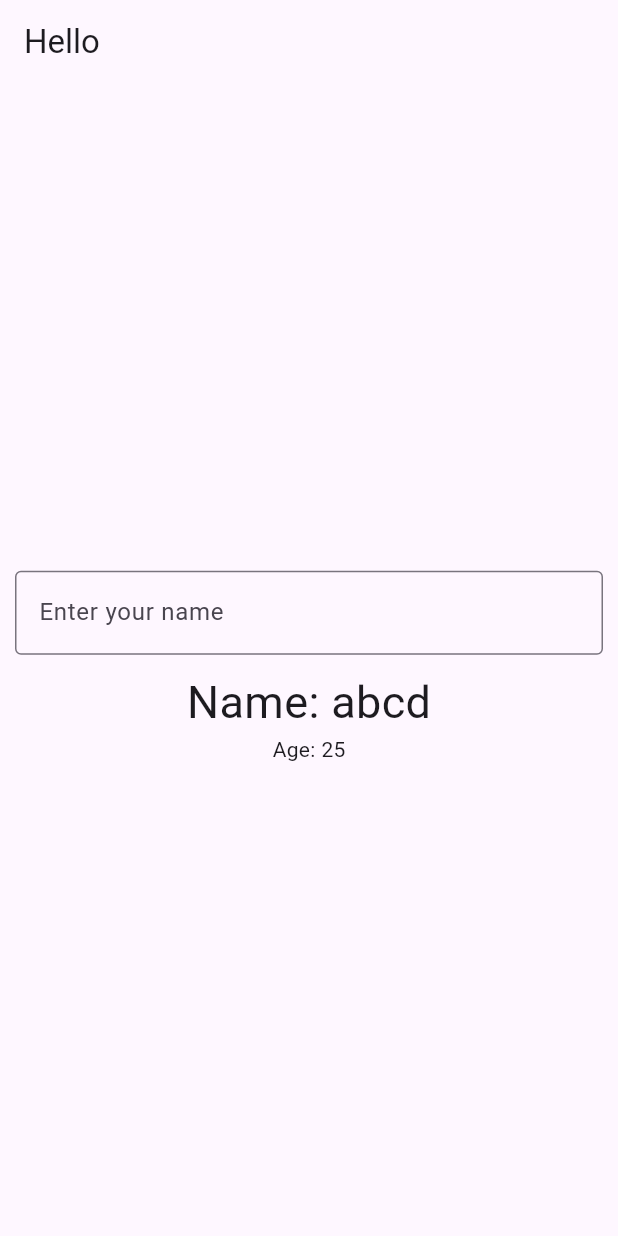
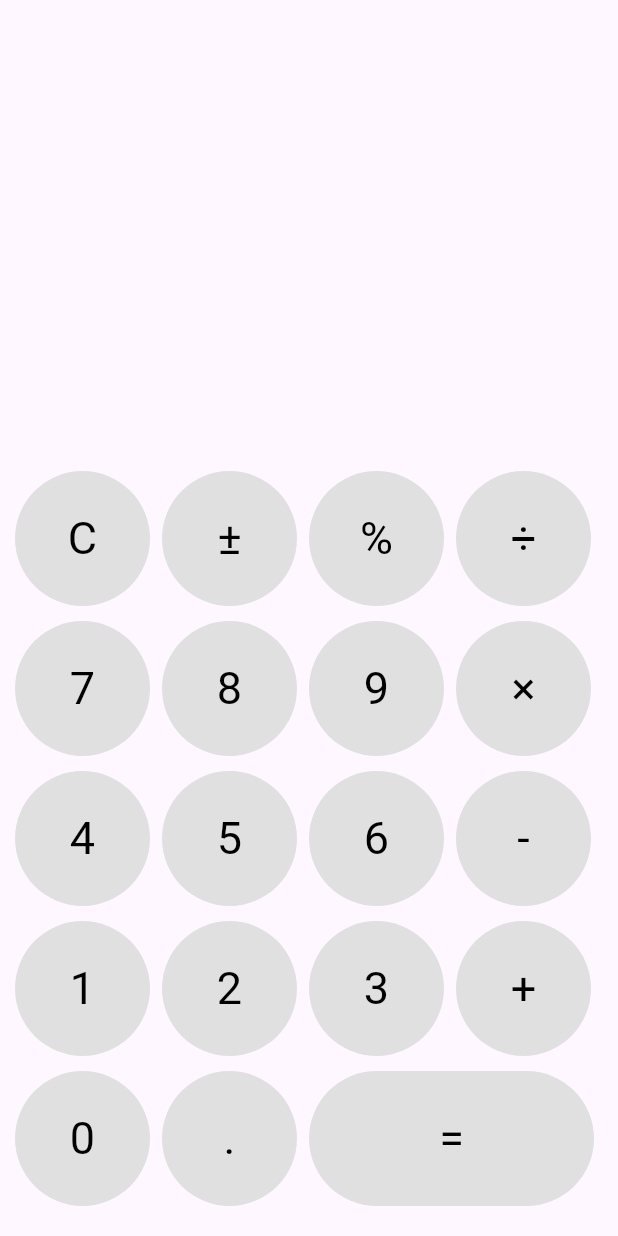
Before and after one commit to longphu753951/flutter-learn, a Flutter app: the screen it shows after launch, on a phone screen of 412 x 824 dp. Run offline on Flutter 3.47's test engine with Material 3 defaults, Android fonts, the phone set to English and light mode, and no system bars; our stand-ins replace hooks_riverpod, riverpod_annotation; generated files the repository leaves out were written again.

Commit message:
add button for calculator

```diff
--- a/lib/main.dart
+++ b/lib/main.dart
@@ -1,68 +1,48 @@
+import 'package:calculator/widgets/Button.dart';
+import 'package:calculator/widgets/CalculatorButtons.dart';
 import 'package:flutter/material.dart';
+import 'package:hooks_riverpod/hooks_riverpod.dart';
+import 'package:riverpod_annotation/riverpod_annotation.dart';
+
+part 'main.g.dart';
+
+
+@riverpod
+String helloWorld(Ref ref) {
+  return 'say gexx';
+}
+
+// final helloWorldProvider = Provider((ref) => helloWorld(ref));
 
 void main() {
-  runApp(MyApp(name: "abcd", age: 25));
+  runApp(
+    ProviderScope(
+      child: MyApp(),
+    ),
+  );
 }
 
-// class MyApp extends StatelessWidget {
-//   String name;
-//   int age;
-
-//   MyApp({required this.name, required this.age});
-
-//   @override
-//   Widget build(BuildContext context) {
-//     return CupertinoApp(
-//       home: Scaffold(
-//         appBar: AppBar(
-//           title: Text('Hello $name'),
-//         ),
-//         body: Center(
-//           child: Text('Age: $age'),
-//         ),
-//       ),
-//     );
-//   }
-// }
-
-class MyApp extends StatefulWidget {
-  String name;
-  int age;
-  MyApp({ required this.name, required this.age});
-
+class MyApp extends ConsumerStatefulWidget {
   @override
-  State<StatefulWidget> createState() {
-    // TODO: implement createState
-    return _MyAppState();
-  }
+  _MyAppState createState() => _MyAppState();
 }
 
-class _MyAppState extends State<MyApp> {
+class _MyAppState extends ConsumerState<MyApp> {
   @override
   Widget build(BuildContext context) {
+    final String value = ref.watch(helloWorldProvider);
+
     return MaterialApp(
       home: Scaffold(
-        appBar: AppBar(
-          title: const Text('Hello'),
-        ),
-        body: Center(
-          child: Column (
-            mainAxisAlignment: MainAxisAlignment.center,
-            children: <Widget>[
-              Container(
-                margin: const EdgeInsets.all(10),
-                child: TextField(
-                  decoration: const InputDecoration(
-                    border: OutlineInputBorder(),
-                    labelText: 'Enter your name',
-                  ),
-                ),
-              ),
-              Text('Name: ${widget.name}', style: const TextStyle(fontSize: 30)),
-              Text('Age: ${widget.age}'),
-            ]
-          )
-        ),
+        body: Padding(
+          padding: const EdgeInsets.all(10),
+          child: Column(
+            mainAxisAlignment: MainAxisAlignment.end,
+            children:  [
+              CalculatorButtons(),
+            ],
+          ),
+        )
       ),
     );
   }
--- /dev/null
+++ b/lib/widgets/Button.dart
@@ -0,0 +1,29 @@
+import 'package:flutter/material.dart';
+import 'package:hooks_riverpod/hooks_riverpod.dart';
+
+class CustomButton extends ConsumerWidget {
+
+  final String text;
+  Color backgroundColor;
+  Color textColor;
+  double width;
+
+
+  CustomButton(this.text,
+      {super.key, this.backgroundColor = Colors.blue, this.textColor = Colors.white, this.width = 90});
+
+  @override
+  Widget build(BuildContext context, WidgetRef ref) {
+    return SizedBox(
+      width: this.width.toDouble(),
+      height: 90,
+      child: IconButton(
+        onPressed: () { print(this.text); },
+        icon: Text(text, style: TextStyle(fontSize: 30, color: textColor)),
+        style: ButtonStyle(
+          backgroundColor: WidgetStateProperty.all<Color>(backgroundColor),
+        ),
+      )
+    );
+  }
+}
--- /dev/null
+++ b/lib/widgets/CalculatorButtons.dart
@@ -0,0 +1,38 @@
+import 'package:hooks_riverpod/hooks_riverpod.dart';
+import 'package:flutter/material.dart';
+
+import 'Button.dart';
+
+class CalculatorButtons extends ConsumerWidget {
+  final buttons = [
+    ['C', '±', '%', '÷'],
+    ['7', '8', '9', '×'],
+    ['4', '5', '6', '-'],
+    ['1', '2', '3', '+'],
+    ['0', '.', '='],
+  ];
+
+  @override
+  Widget build(BuildContext context, WidgetRef ref) {
+    return Column(
+      children: buttons.map((row) {
+        return Padding(
+          padding: const EdgeInsets.fromLTRB(0, 0, 0, 10),
+          child: Row(
+            children: row.map((button) {
+              int index = row.indexOf(button);
+              bool isLast = index == row.length - 1;
+              return Padding(
+                  padding: EdgeInsets.fromLTRB(0, 0, isLast ? 0 : 8, 0),
+                  child: CustomButton(button,
+                      key: ValueKey(button),
+                      width: button == '=' ? 190 : 90,
+                      backgroundColor: Colors.grey[300] ?? Colors.grey,
+                      textColor: Colors.black));
+            }).toList(),
+          ),
+        );
+      }).toList(),
+    );
+  }
+}
```
Also changed, not shown: lib/main.g.dart (added).
